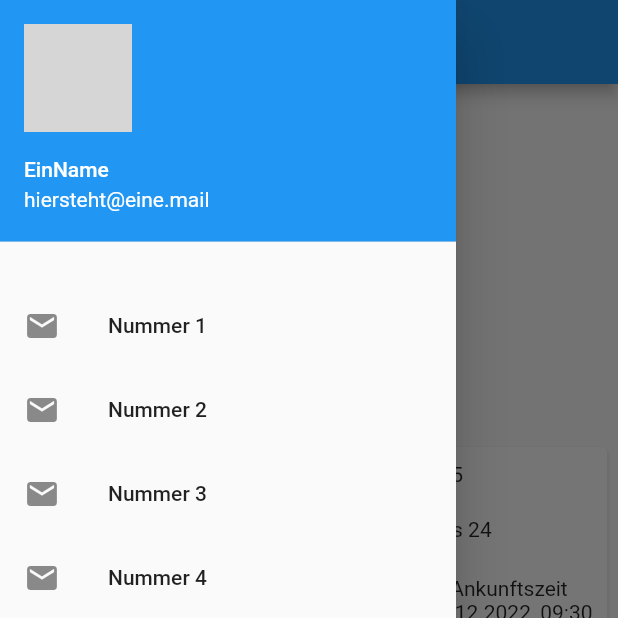
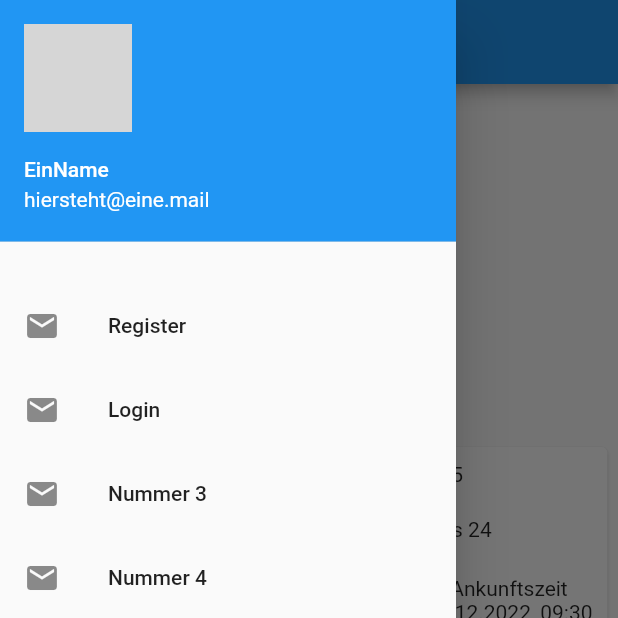
Before and after one commit to traveltogether/traveltogether_frontend, a Flutter app: the screen it shows after launch, with the side drawer open, on a phone screen of 412 x 824 dp, the top half of it. Run offline on Flutter 3.47's test engine with Material 2 defaults, Android fonts, the phone set to English and light mode, and no system bars; network calls fail; grey boxes are pictures that could not be loaded.

```diff
--- a/lib/pages/main.dart
+++ b/lib/pages/main.dart
@@ -1,6 +1,10 @@
 import 'package:flutter/material.dart';
 import 'package:traveltogether_frontend/services/journey_service.dart';
+import 'package:traveltogether_frontend/services/user_service.dart';
 import '../widgets/request_and_offer_card.dart';
+import 'login_page.dart';
+import 'register_page.dart';
+
 
 void main() {
   runApp(MyApp());
@@ -30,6 +34,7 @@ class MyHomePage extends StatefulWidget {
 }
 
 class _MyHomePageState extends State<MyHomePage> {
+  UserService userService = new UserService();
   JourneyService journeyService = new JourneyService();
   String textfieldContent = "";
 
@@ -37,6 +42,19 @@ class _MyHomePageState extends State<MyHomePage> {
     this.journeyService.joinJourney(4).then((val) => setState(() {
           textfieldContent = val.toString();
         }));
+
+    this.userService.changeDisability(3,"testDis").then((value) => print("change disability: " + value.toString()));
+    userService.login("test", "test").then((value) => print("login: "+ value.toString()));
+
+    userService.changeUsername(3, "Test").then((value) => print(value));
+    userService.changeMail("test@test").then((value) => print("mail change: "+ value.toString()));
+    userService.changePassword("test", "test").then((value) => print("change password: "+ value.toString()));
+
+    this.userService.getUser(3).then((val) => setState(() {
+      print("meldung meldung!!!!!" + val.toString());
+      textfieldContent = val.disabilities.toString();
+    }));
+
   }
 
   @override
@@ -62,13 +80,27 @@ class _MyHomePageState extends State<MyHomePage> {
             ),
             ListTile(
               leading: Icon(Icons.mail),
-              title: Text("Nummer 1"),
-              onTap: () {},
+              title: Text("Register"),
+              onTap: () {
+                setState(
+                      () {
+                    Navigator.push(
+                        context, MaterialPageRoute(builder: (context) => RegisterPage()));
+                  },
+                );
+              },
             ),
             ListTile(
               leading: Icon(Icons.mail),
-              title: Text("Nummer 2"),
-              onTap: () {},
+              title: Text("Login"),
+              onTap: () {
+                setState(
+                      () {
+                    Navigator.push(
+                        context, MaterialPageRoute(builder: (context) => LoginPage()));
+                  },
+                );
+              },
             ),
             ListTile(
               leading: Icon(Icons.mail),
```
